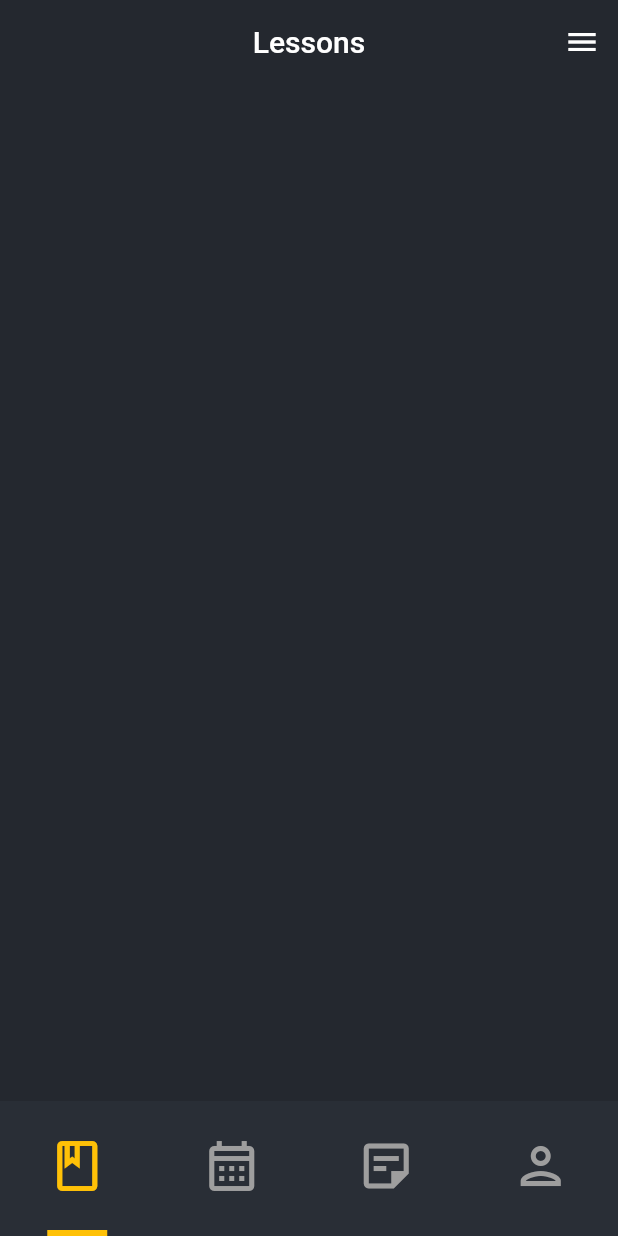
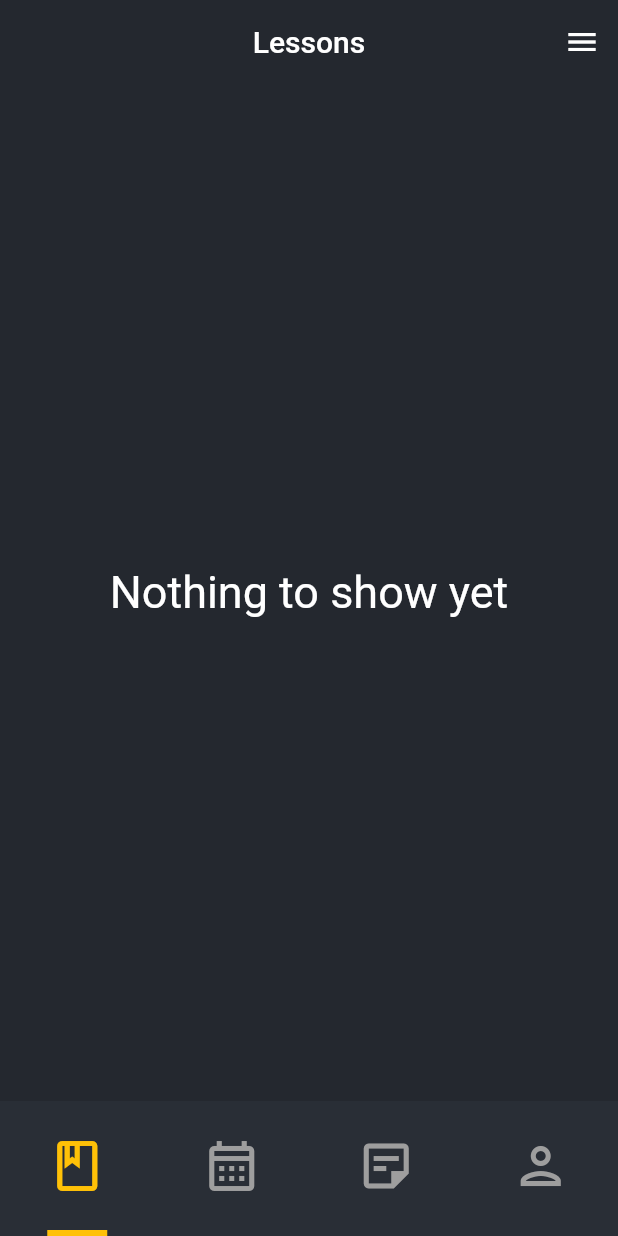
Before and after one commit to Sensornyy/flutter_internship, a Flutter app: the screen it shows after launch, on a phone screen of 412 x 824 dp. Run offline on Flutter 3.47's test engine with Material 2 defaults, Android fonts, the phone set to English and light mode, and no system bars; our stand-ins replace flutter_svg, freezed_annotation.

Commit message:
feat: add new task to the list and delete them delete taskwith Dismissible widget

```diff
--- a/task5/todo_app/lib/model/task.dart
+++ b/task5/todo_app/lib/model/task.dart
@@ -2,10 +2,10 @@ import 'package:flutter/material.dart';
 import 'package:todo_app/model/status.dart';
 
 class Task {
-  final int id;
+  final String id;
   String title;
   Icon icon;
-  Status status;
+  String status;
 
   Task({
     required this.id,
--- a/task5/todo_app/lib/pages/custom_tab_bar_view.dart
+++ b/task5/todo_app/lib/pages/custom_tab_bar_view.dart
@@ -1,12 +1,13 @@
 import 'package:flutter/material.dart';
 
 class CustomTabBarView extends StatelessWidget {
-  const CustomTabBarView({Key? key, required this.pages}) : super(key: key);
+  const CustomTabBarView(this.page, {Key? key, required this.pages}) : super(key: key);
 
+  final Widget page;
   final List<Widget> pages;
 
   @override
   Widget build(BuildContext context) {
-    return TabBarView(children: [...pages]);
+    return TabBarView(children: [page, ...pages]);
   }
 }
--- a/task5/todo_app/lib/pages/home_page.dart
+++ b/task5/todo_app/lib/pages/home_page.dart
@@ -2,6 +2,8 @@ import 'package:flutter/material.dart';
 import 'package:todo_app/pages/tasks_page.dart';
 import 'package:todo_app/widgets/create_task_drawer.dart';
 
+import '../model/status.dart';
+import '../model/task.dart';
 import '../widgets/custom_tab_bar.dart';
 import 'custom_tab_bar_view.dart';
 import '../common/app_colors.dart';
@@ -9,31 +11,32 @@ import '../common/app_colors.dart';
 class HomePage extends StatefulWidget {
   const HomePage({Key? key}) : super(key: key);
 
+  @override
+  State<HomePage> createState() => _HomePageState();
+}
+
+class _HomePageState extends State<HomePage> {
   static const List<Widget> _pages = <Widget>[
-    TasksPage(),
     Icon(Icons.calendar_month_outlined, size: 150),
     Icon(Icons.sticky_note_2_outlined, size: 150),
     Icon(Icons.person_outline, size: 150),
   ];
 
-  @override
-  State<HomePage> createState() => _HomePageState();
-}
+  final GlobalKey<ScaffoldState> _scaffoldKey = GlobalKey<ScaffoldState>();
 
-class _HomePageState extends State<HomePage> {
-  final GlobalKey<ScaffoldState> _scaffoldKey = GlobalKey<ScaffoldState>();
+  final List<Task> _tasks = [];
 
   @override
   Widget build(BuildContext context) {
     return DefaultTabController(
-      length: HomePage._pages.length,
+      length: _pages.length + 1,
       child: Scaffold(
         key: _scaffoldKey,
         backgroundColor: AppColors.mainBackground,
         endDrawer: Drawer(
           width: MediaQuery.of(context).size.width * 0.8,
-          child: const SafeArea(
-            child: CreateTaskDrawer(),
+          child: SafeArea(
+            child: CreateTaskDrawer(_addTask),
           ),
         ),
         appBar: AppBar(
@@ -43,12 +46,36 @@ class _HomePageState extends State<HomePage> {
             //actions: <Widget>[IconButton(icon:Icon(Icons.notes_sharp), onPressed: () {})],
             title:
                 const Text('Lessons', style: TextStyle(color: Colors.white))),
-        body: const Center(
-          child: CustomTabBarView(pages: HomePage._pages),
+        body: Center(
+          child:
+              CustomTabBarView(TasksPage(_tasks, _deleteTask), pages: _pages),
         ),
         bottomNavigationBar: const ColoredBox(
             color: AppColors.tabBarColor, child: CustomTabBar()),
       ),
     );
   }
+
+  void _addTask(
+    String taskTitle,
+    Icon taskIcon,
+    String taskStatus,
+  ) {
+    final newTask = Task(
+      id: DateTime.now().toString(),
+      title: taskTitle,
+      icon: taskIcon,
+      status: taskStatus,
+    );
+
+    setState(() {
+      _tasks.add(newTask);
+    });
+  }
+
+  void _deleteTask(String id) {
+    setState(() {
+      _tasks.removeWhere((tx) => tx.id == id);
+    });
+  }
 }
--- a/task5/todo_app/lib/pages/tasks_page.dart
+++ b/task5/todo_app/lib/pages/tasks_page.dart
@@ -1,10 +1,39 @@
 import 'package:flutter/material.dart';
+import 'package:todo_app/model/task.dart';
 
-class TasksPage extends StatelessWidget {
-  const TasksPage({Key? key}) : super(key: key);
+import '../widgets/task_card.dart';
+
+class TasksPage extends StatefulWidget {
+  TasksPage(this._tasks, this.deleteTask, {Key? key}) : super(key: key);
+
+  late final List<Task> _tasks;
+  final Function deleteTask;
 
   @override
+  State<TasksPage> createState() => _TasksPageState();
+}
+
+class _TasksPageState extends State<TasksPage> {
+  @override
   Widget build(BuildContext context) {
-    return ListView();
+    return widget._tasks.isEmpty
+        ? const Center(
+            child: Text(
+              'Nothing to show yet',
+              style: TextStyle(color: Colors.white, fontSize: 30),
+            ),
+          )
+        : ListView.builder(
+            itemCount: widget._tasks.length,
+            itemBuilder: (context, index) {
+              return Dismissible(
+                  key: ValueKey(widget._tasks[index]),
+                  onDismissed: (DismissDirection direction) {
+                    setState(() {
+                      widget.deleteTask(widget._tasks[index].id);
+                    });
+                  },
+                  child: TaskCard(widget._tasks[index]));
+            });
   }
 }
```
Also changed, not shown: task5/todo_app/lib/common/get_random_icon.dart (added, +10 -0 lines), task5/todo_app/lib/widgets/create_task_drawer.dart (+10 -3 lines), task5/todo_app/lib/widgets/task_card.dart (+20 -8 lines).
